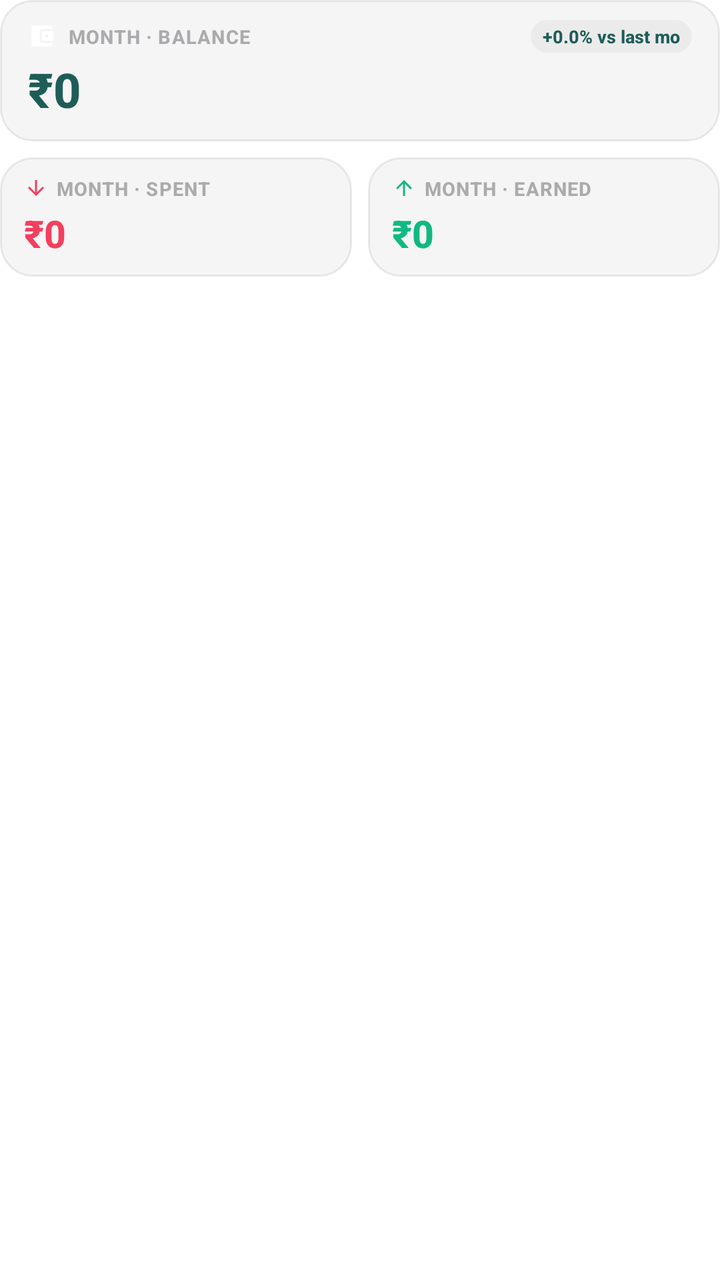
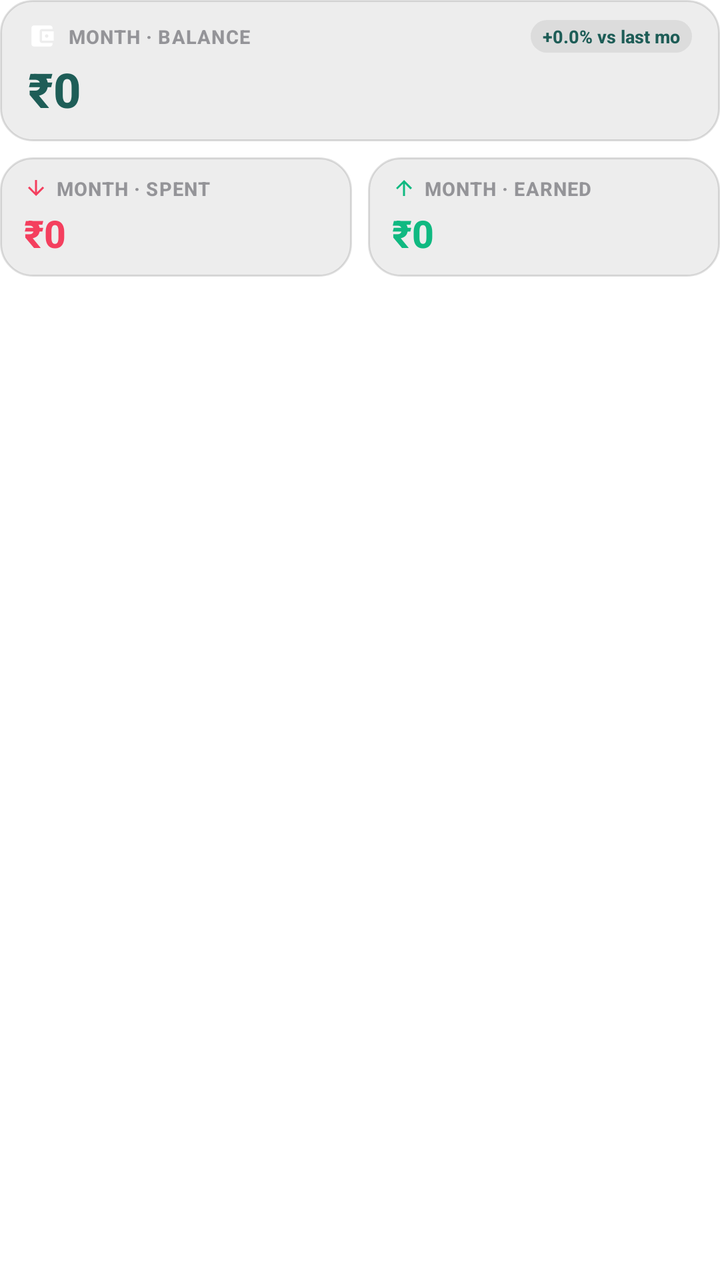

Compare the two renders of this Android layout. The source of the first and the diff that turns it into the second are given below.
<!-- AndroidManifest.xml: fallback theme Theme.MaterialComponents.DayNight.NoActionBar -->
<!-- res/layout/widget_buddy_page_month.xml -->
<?xml version="1.0" encoding="utf-8"?>
<FrameLayout xmlns:android="http://schemas.android.com/apk/res/android"
    android:id="@+id/page_month"
    android:layout_width="match_parent"
    android:layout_height="match_parent">

    
    <LinearLayout
        android:id="@+id/layout_month_hero_plus_dual"
        android:layout_width="match_parent"
        android:layout_height="match_parent"
        android:orientation="vertical">

        
        <LinearLayout
            android:id="@+id/tile_month_balance_hero"
            android:layout_width="match_parent"
            android:layout_height="wrap_content"
            android:layout_marginBottom="8dp"
            android:background="@drawable/widget_stat_tile_bg"
            android:orientation="vertical"
            android:paddingStart="14dp"
            android:paddingTop="10dp"
            android:paddingEnd="14dp"
            android:paddingBottom="10dp">

            <LinearLayout
                android:layout_width="match_parent"
                android:layout_height="wrap_content"
                android:gravity="center_vertical"
                android:orientation="horizontal">

                <ImageView
                    android:id="@+id/iv_month_balance_icon"
                    android:layout_width="14dp"
                    android:layout_height="14dp"
                    android:contentDescription="@null"
                    android:src="@drawable/ic_widget_wallet" />

                <TextView
                    android:id="@+id/tv_month_balance_hero_label"
                    android:layout_width="0dp"
                    android:layout_height="wrap_content"
                    android:layout_marginStart="6dp"
                    android:layout_weight="1"
                    android:fontFamily="sans-serif-medium"
                    android:letterSpacing="0.04"
                    android:text="MONTH · BALANCE"
                    android:textColor="@color/widget_text_muted"
                    android:textSize="9.5sp"
                    android:textStyle="bold" />

                
                <TextView
                    android:id="@+id/tv_month_delta_chip"
                    android:layout_width="wrap_content"
                    android:layout_height="wrap_content"
                    android:background="@drawable/widget_chip"
                    android:fontFamily="sans-serif-medium"
                    android:paddingStart="6dp"
                    android:paddingTop="2dp"
                    android:paddingEnd="6dp"
                    android:paddingBottom="2dp"
                    android:text="+0.0% vs last mo"
                    android:textColor="@color/widget_accent"
                    android:textSize="9sp"
                    android:textStyle="bold" />
            </LinearLayout>

            <TextView
                android:id="@+id/tv_month_hero_balance"
                android:layout_width="match_parent"
                android:layout_height="wrap_content"
                android:layout_marginTop="2dp"
                android:fontFamily="sans-serif-medium"
                android:maxLines="1"
                android:text="₹0"
                android:textColor="@color/widget_accent"
                android:textSize="24sp"
                android:textStyle="bold" />
        </LinearLayout>

        
        <LinearLayout
            android:layout_width="match_parent"
            android:layout_height="wrap_content"
            android:baselineAligned="false"
            android:orientation="horizontal">

            
            <LinearLayout
                android:id="@+id/tile_month_spent"
                android:layout_width="0dp"
                android:layout_height="wrap_content"
                android:layout_marginEnd="4dp"
                android:layout_weight="1"
                android:background="@drawable/widget_stat_tile_bg"
                android:orientation="vertical"
                android:paddingStart="12dp"
                android:paddingTop="9dp"
                android:paddingEnd="12dp"
                android:paddingBottom="9dp">

                <LinearLayout
                    android:layout_width="match_parent"
                    android:layout_height="wrap_content"
                    android:gravity="center_vertical"
                    android:orientation="horizontal">

                    <ImageView
                        android:layout_width="12dp"
                        android:layout_height="12dp"
                        android:contentDescription="@null"
                        android:src="@drawable/ic_widget_arrow_down" />

                    <TextView
                        android:id="@+id/tv_month_spent_label"
                        android:layout_width="wrap_content"
                        android:layout_height="wrap_content"
                        android:layout_marginStart="4dp"
                        android:ellipsize="end"
                        android:fontFamily="sans-serif-medium"
                        android:letterSpacing="0.04"
                        android:maxLines="1"
                        android:text="MONTH · SPENT"
                        android:textColor="@color/widget_text_muted"
                        android:textSize="9.5sp"
                        android:textStyle="bold" />
                </LinearLayout>

                <TextView
                    android:id="@+id/tv_month_spent_value"
                    android:layout_width="match_parent"
                    android:layout_height="wrap_content"
                    android:layout_marginTop="3dp"
                    android:fontFamily="sans-serif-medium"
                    android:maxLines="1"
                    android:text="₹0"
                    android:textColor="@color/widget_expense"
                    android:textSize="19sp"
                    android:textStyle="bold" />
            </LinearLayout>

            
            <LinearLayout
                android:id="@+id/tile_month_earned"
                android:layout_width="0dp"
                android:layout_height="wrap_content"
                android:layout_marginStart="4dp"
                android:layout_weight="1"
                android:background="@drawable/widget_stat_tile_bg"
                android:orientation="vertical"
                android:paddingStart="12dp"
                android:paddingTop="9dp"
                android:paddingEnd="12dp"
                android:paddingBottom="9dp">

                <LinearLayout
                    android:layout_width="match_parent"
                    android:layout_height="wrap_content"
                    android:gravity="center_vertical"
                    android:orientation="horizontal">

                    <ImageView
                        android:layout_width="12dp"
                        android:layout_height="12dp"
                        android:contentDescription="@null"
                        android:src="@drawable/ic_widget_arrow_up" />

                    <TextView
                        android:id="@+id/tv_month_earned_label"
                        android:layout_width="wrap_content"
                        android:layout_height="wrap_content"
                        android:layout_marginStart="4dp"
                        android:ellipsize="end"
                        android:fontFamily="sans-serif-medium"
                        android:letterSpacing="0.04"
                        android:maxLines="1"
                        android:text="MONTH · EARNED"
                        android:textColor="@color/widget_text_muted"
                        android:textSize="9.5sp"
                        android:textStyle="bold" />
                </LinearLayout>

                <TextView
                    android:id="@+id/tv_month_earned_value"
                    android:layout_width="match_parent"
                    android:layout_height="wrap_content"
                    android:layout_marginTop="3dp"
                    android:fontFamily="sans-serif-medium"
                    android:maxLines="1"
                    android:text="₹0"
                    android:textColor="@color/widget_income"
                    android:textSize="19sp"
                    android:textStyle="bold" />
            </LinearLayout>
        </LinearLayout>

        
        <FrameLayout
            android:layout_width="match_parent"
            android:layout_height="0dp"
            android:layout_weight="1" />
    </LinearLayout>

    
    <LinearLayout
        android:id="@+id/layout_month_3_col"
        android:layout_width="match_parent"
        android:layout_height="match_parent"
        android:baselineAligned="false"
        android:orientation="horizontal"
        android:visibility="gone">

        
        <LinearLayout
            android:layout_width="0dp"
            android:layout_height="match_parent"
            android:layout_marginEnd="3dp"
            android:layout_weight="1"
            android:background="@drawable/widget_stat_tile_bg"
            android:gravity="center_vertical"
            android:orientation="vertical"
            android:paddingStart="10dp"
            android:paddingTop="8dp"
            android:paddingEnd="10dp"
            android:paddingBottom="8dp">

            <LinearLayout
                android:layout_width="match_parent"
                android:layout_height="wrap_content"
                android:gravity="center_vertical"
                android:orientation="horizontal">
                <ImageView
                    android:layout_width="11dp"
                    android:layout_height="11dp"
                    android:contentDescription="@null"
                    android:src="@drawable/ic_widget_arrow_down" />
                <TextView
                    android:id="@+id/tv_month_3col_spent_label"
                    android:layout_width="wrap_content"
                    android:layout_height="wrap_content"
                    android:layout_marginStart="4dp"
                    android:ellipsize="end"
                    android:fontFamily="sans-serif-medium"
                    android:maxLines="1"
                    android:text="SPENT"
                    android:textColor="@color/widget_text_muted"
                    android:textSize="8.5sp"
                    android:textStyle="bold" />
            </LinearLayout>

            <TextView
                android:id="@+id/tv_month_3col_spent"
                android:layout_width="match_parent"
                android:layout_height="wrap_content"
                android:layout_marginTop="2dp"
                android:fontFamily="sans-serif-medium"
                android:maxLines="1"
                android:text="₹0"
                android:textColor="@color/widget_expense"
                android:textSize="17sp"
                android:textStyle="bold" />
        </LinearLayout>

        
        <LinearLayout
            android:layout_width="0dp"
            android:layout_height="match_parent"
            android:layout_marginStart="3dp"
            android:layout_marginEnd="3dp"
            android:layout_weight="1"
            android:background="@drawable/widget_stat_tile_bg"
            android:gravity="center_vertical"
            android:orientation="vertical"
            android:paddingStart="10dp"
            android:paddingTop="8dp"
            android:paddingEnd="10dp"
            android:paddingBottom="8dp">

            <LinearLayout
                android:layout_width="match_parent"
                android:layout_height="wrap_content"
                android:gravity="center_vertical"
                android:orientation="horizontal">
                <ImageView
                    android:layout_width="11dp"
                    android:layout_height="11dp"
                    android:contentDescription="@null"
                    android:src="@drawable/ic_widget_arrow_up" />
                <TextView
                    android:id="@+id/tv_month_3col_earned_label"
                    android:layout_width="wrap_content"
                    android:layout_height="wrap_content"
                    android:layout_marginStart="4dp"
                    android:ellipsize="end"
                    android:fontFamily="sans-serif-medium"
                    android:maxLines="1"
                    android:text="EARNED"
                    android:textColor="@color/widget_text_muted"
                    android:textSize="8.5sp"
                    android:textStyle="bold" />
            </LinearLayout>

            <TextView
                android:id="@+id/tv_month_3col_earned"
                android:layout_width="match_parent"
                android:layout_height="wrap_content"
                android:layout_marginTop="2dp"
                android:fontFamily="sans-serif-medium"
                android:maxLines="1"
                android:text="₹0"
                android:textColor="@color/widget_income"
                android:textSize="17sp"
                android:textStyle="bold" />
        </LinearLayout>

        
        <LinearLayout
            android:layout_width="0dp"
            android:layout_height="match_parent"
            android:layout_marginStart="3dp"
            android:layout_weight="1"
            android:background="@drawable/widget_stat_tile_bg"
            android:gravity="center_vertical"
            android:orientation="vertical"
            android:paddingStart="10dp"
            android:paddingTop="8dp"
            android:paddingEnd="10dp"
            android:paddingBottom="8dp">

            <LinearLayout
                android:layout_width="match_parent"
                android:layout_height="wrap_content"
                android:gravity="center_vertical"
                android:orientation="horizontal">
                <ImageView
                    android:id="@+id/iv_month_3col_balance_icon"
                    android:layout_width="11dp"
                    android:layout_height="11dp"
                    android:contentDescription="@null"
                    android:src="@drawable/ic_widget_wallet" />
                <TextView
                    android:id="@+id/tv_month_3col_balance_label"
                    android:layout_width="wrap_content"
                    android:layout_height="wrap_content"
                    android:layout_marginStart="4dp"
                    android:ellipsize="end"
                    android:fontFamily="sans-serif-medium"
                    android:maxLines="1"
                    android:text="BALANCE"
                    android:textColor="@color/widget_text_muted"
                    android:textSize="8.5sp"
                    android:textStyle="bold" />
            </LinearLayout>

            <TextView
                android:id="@+id/tv_month_3col_balance"
                android:layout_width="match_parent"
                android:layout_height="wrap_content"
                android:layout_marginTop="2dp"
                android:fontFamily="sans-serif-medium"
                android:maxLines="1"
                android:text="₹0"
                android:textColor="@color/widget_accent"
                android:textSize="17sp"
                android:textStyle="bold" />
        </LinearLayout>
    </LinearLayout>

</FrameLayout>
<!-- resources referenced by this layout -->
<resources>
  <color name="widget_accent">#FF1E5D57</color>
  <color name="widget_expense">#FFF43F5E</color>
  <color name="widget_income">#FF10B981</color>
  <color name="widget_text_muted">#663C3C43</color>
  <!-- drawable ic_widget_arrow_down (drawable) -->
  <vector xmlns:android="http://schemas.android.com/apk/res/android"
      android:width="24dp"
      android:height="24dp"
      android:viewportWidth="24"
      android:viewportHeight="24">
      <path
          android:fillColor="@color/widget_expense"
          android:pathData="M20,12l-1.41,-1.41L13,16.17V4h-2v12.17l-5.58,-5.59L4,12l8,8 8,-8z" />
  </vector>
  <!-- drawable ic_widget_arrow_up (drawable) -->
  <vector xmlns:android="http://schemas.android.com/apk/res/android"
      android:width="24dp"
      android:height="24dp"
      android:viewportWidth="24"
      android:viewportHeight="24">
      <path
          android:fillColor="@color/widget_income"
          android:pathData="M4,12l1.41,1.41L11,7.83V20h2V7.83l5.58,5.59L20,12l-8,-8 -8,8z" />
  </vector>
  <!-- drawable ic_widget_wallet (drawable) -->
  <vector xmlns:android="http://schemas.android.com/apk/res/android"
      android:width="24dp" android:height="24dp"
      android:viewportWidth="24" android:viewportHeight="24">
      <path android:fillColor="#FFFFFF"
          android:pathData="M21,18v1c0,1.1 -0.9,2 -2,2H5c-1.11,0 -2,-0.9 -2,-2V5c0,-1.1 0.89,-2 2,-2h14c1.1,0 2,0.9 2,2v1h-9c-1.11,0 -2,0.9 -2,2v8c0,1.1 0.89,2 2,2h9zM12,16h10V8H12v8zM16,13.5c-0.83,0 -1.5,-0.67 -1.5,-1.5s0.67,-1.5 1.5,-1.5 1.5,0.67 1.5,1.5 -0.67,1.5 -1.5,1.5z" />
  </vector>
  <!-- drawable widget_chip (drawable) -->
  <?xml version="1.0" encoding="utf-8"?>
  <shape xmlns:android="http://schemas.android.com/apk/res/android"
      android:shape="rectangle">
      <solid android:color="@color/widget_surface" />
      <corners android:radius="10dp" />
  </shape>
  <!-- drawable widget_stat_tile_bg (drawable) -->
  <?xml version="1.0" encoding="utf-8"?>
  <shape xmlns:android="http://schemas.android.com/apk/res/android"
      android:shape="rectangle">
      <solid android:color="@color/widget_surface" />
      <corners android:radius="16dp" />
      <stroke
          android:width="1dp"
          android:color="@color/widget_border" />
  </shape>
  <color name="widget_surface">#0A000000</color>
  <color name="widget_border">#14000000</color>
</resources>

<!-- the commit's change to res/layout/widget_buddy_page_month.xml (unified diff, before → after) -->
@@ -221,10 +221,10 @@
             android:background="@drawable/widget_stat_tile_bg"
             android:gravity="center_vertical"
             android:orientation="vertical"
-            android:paddingStart="10dp"
-            android:paddingTop="8dp"
-            android:paddingEnd="10dp"
-            android:paddingBottom="8dp">
+            android:paddingStart="8dp"
+            android:paddingTop="6dp"
+            android:paddingEnd="8dp"
+            android:paddingBottom="6dp">
 
             <LinearLayout
                 android:layout_width="match_parent"
@@ -246,7 +246,7 @@
                     android:maxLines="1"
                     android:text="SPENT"
                     android:textColor="@color/widget_text_muted"
-                    android:textSize="8.5sp"
+                    android:textSize="8sp"
                     android:textStyle="bold" />
             </LinearLayout>
 
@@ -255,11 +255,12 @@
                 android:layout_width="match_parent"
                 android:layout_height="wrap_content"
                 android:layout_marginTop="2dp"
+                android:ellipsize="end"
                 android:fontFamily="sans-serif-medium"
                 android:maxLines="1"
                 android:text="₹0"
                 android:textColor="@color/widget_expense"
-                android:textSize="17sp"
+                android:textSize="15sp"
                 android:textStyle="bold" />
         </LinearLayout>
 
@@ -273,10 +274,10 @@
             android:background="@drawable/widget_stat_tile_bg"
             android:gravity="center_vertical"
             android:orientation="vertical"
-            android:paddingStart="10dp"
-            android:paddingTop="8dp"
-            android:paddingEnd="10dp"
-            android:paddingBottom="8dp">
+            android:paddingStart="8dp"
+            android:paddingTop="6dp"
+            android:paddingEnd="8dp"
+            android:paddingBottom="6dp">
 
             <LinearLayout
                 android:layout_width="match_parent"
@@ -298,7 +299,7 @@
                     android:maxLines="1"
                     android:text="EARNED"
                     android:textColor="@color/widget_text_muted"
-                    android:textSize="8.5sp"
+                    android:textSize="8sp"
                     android:textStyle="bold" />
             </LinearLayout>
 
@@ -307,11 +308,12 @@
                 android:layout_width="match_parent"
                 android:layout_height="wrap_content"
                 android:layout_marginTop="2dp"
+                android:ellipsize="end"
                 android:fontFamily="sans-serif-medium"
                 android:maxLines="1"
                 android:text="₹0"
                 android:textColor="@color/widget_income"
-                android:textSize="17sp"
+                android:textSize="15sp"
                 android:textStyle="bold" />
         </LinearLayout>
 
@@ -324,10 +326,10 @@
             android:background="@drawable/widget_stat_tile_bg"
             android:gravity="center_vertical"
             android:orientation="vertical"
-            android:paddingStart="10dp"
-            android:paddingTop="8dp"
-            android:paddingEnd="10dp"
-            android:paddingBottom="8dp">
+            android:paddingStart="8dp"
+            android:paddingTop="6dp"
+            android:paddingEnd="8dp"
+            android:paddingBottom="6dp">
 
             <LinearLayout
                 android:layout_width="match_parent"
@@ -350,7 +352,7 @@
                     android:maxLines="1"
                     android:text="BALANCE"
                     android:textColor="@color/widget_text_muted"
-                    android:textSize="8.5sp"
+                    android:textSize="8sp"
                     android:textStyle="bold" />
             </LinearLayout>
 
@@ -359,11 +361,12 @@
                 android:layout_width="match_parent"
                 android:layout_height="wrap_content"
                 android:layout_marginTop="2dp"
+                android:ellipsize="end"
                 android:fontFamily="sans-serif-medium"
                 android:maxLines="1"
                 android:text="₹0"
                 android:textColor="@color/widget_accent"
-                android:textSize="17sp"
+                android:textSize="15sp"
                 android:textStyle="bold" />
         </LinearLayout>
     </LinearLayout>
<!-- resource entries referenced after the edit -->
@@ -3,7 +3,7 @@
   <color name="widget_accent">#FF1E5D57</color>
   <color name="widget_expense">#FFF43F5E</color>
   <color name="widget_income">#FF10B981</color>
-  <color name="widget_text_muted">#663C3C43</color>
+  <color name="widget_text_muted">#803C3C43</color>
   <!-- drawable ic_widget_arrow_down (drawable) -->
   <vector xmlns:android="http://schemas.android.com/apk/res/android"
       android:width="24dp"
@@ -48,7 +48,7 @@
           android:width="1dp"
           android:color="@color/widget_border" />
   </shape>
-  <color name="widget_surface">#0A000000</color>
-  <color name="widget_border">#14000000</color>
+  <color name="widget_surface">#12000000</color>
+  <color name="widget_border">#20000000</color>
 </resources>
 
